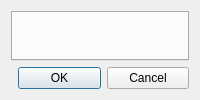
Old version of the form ui/settingsdialog.ui in the repository Rostislav62/OCRtoODT-Qt.
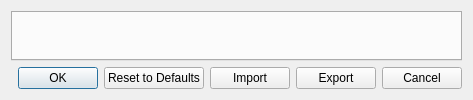
New version of the form.

Commit message: v1.0 stable architecture: deterministic pipeline, stage isolation, config hardening, runtime policy, state machine stabilization

Diff of the .ui file:
```diff
--- a/ui/settingsdialog.ui
+++ b/ui/settingsdialog.ui
@@ -45,6 +45,32 @@
       </widget>
      </item>
 
+     <item>
+      <widget class="QPushButton" name="btnResetDefaults">
+       <property name="text">
+        <string>Reset to Defaults</string>
+       </property>
+      </widget>
+     </item>
+
+     <!-- Import configuration -->
+     <item>
+      <widget class="QPushButton" name="btnImportConfig">
+       <property name="text">
+        <string>Import</string>
+       </property>
+      </widget>
+     </item>
+
+     <!-- Export configuration -->
+     <item>
+      <widget class="QPushButton" name="btnExportConfig">
+       <property name="text">
+        <string>Export</string>
+       </property>
+      </widget>
+     </item>
+
      <item>
       <widget class="QPushButton" name="btnCancel">
        <property name="text">
```
Left out of the diff: 1 changed line with no effect on the pictures. The commit also changes 44 other files.
